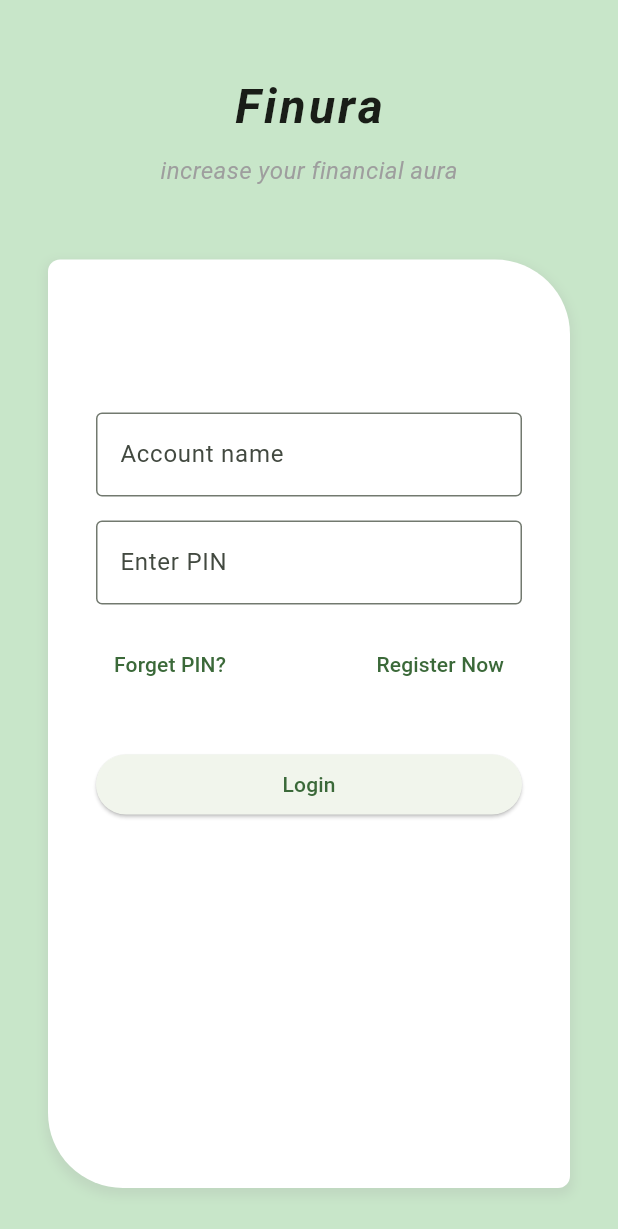
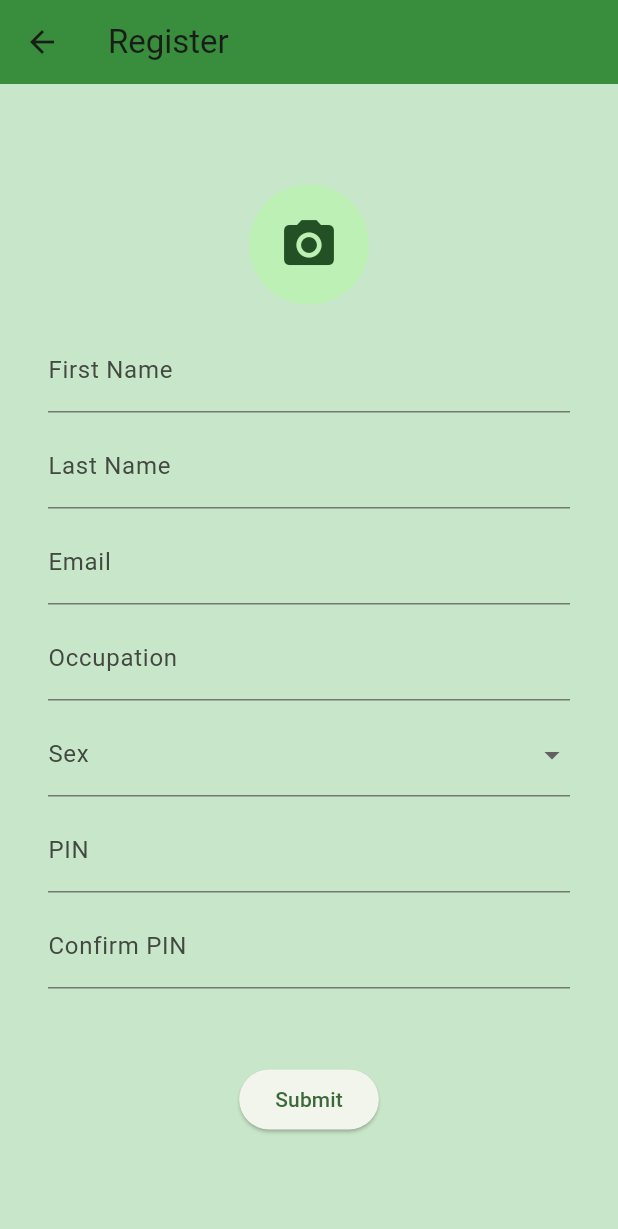
Before and after one commit to Saqlain-mushtaq-alamin/Finura, a Flutter app: the screen it shows after launch, after a tap on "Register Now", on a phone screen of 412 x 824 dp. Shown: the top 1229 px of the screen. Run offline on Flutter 3.47's test engine with Material 3 defaults, Android fonts, the phone set to English and light mode, and no system bars; our stand-ins replace image_picker.

Commit message:
inital completed of register page for frontend

```diff
--- a/finura_frontend/lib/views/login.dart
+++ b/finura_frontend/lib/views/login.dart
@@ -1,3 +1,4 @@
+import 'package:finura_frontend/views/registerPage.dart';
 import 'package:flutter/material.dart';
 
 class LoginPage extends StatelessWidget {
@@ -93,7 +94,14 @@ class LoginPage extends StatelessWidget {
                                 child: const Text('Forget PIN?'),
                               ),
                               TextButton(
-                                onPressed: () {},
+                                onPressed: () {
+                                  Navigator.push(
+                                    context,
+                                    MaterialPageRoute(
+                                      builder: (context) => RegisterPage(),
+                                    ),
+                                  );
+                                },
                                 child: const Text('Register Now'),
                               ),
                             ],
--- a/finura_frontend/lib/views/registerPage.dart
+++ b/finura_frontend/lib/views/registerPage.dart
@@ -0,0 +1,156 @@
+import 'package:flutter/material.dart';
+import 'package:image_picker/image_picker.dart';
+import 'dart:io';
+
+class RegisterPage extends StatefulWidget {
+  const RegisterPage({Key? key}) : super(key: key);
+
+  @override
+  State<RegisterPage> createState() => _RegisterPageState();
+}
+
+class _RegisterPageState extends State<RegisterPage> {
+  final _formKey = GlobalKey<FormState>();
+  final TextEditingController _firstNameController = TextEditingController();
+  final TextEditingController _lastNameController = TextEditingController();
+  final TextEditingController _emailController = TextEditingController();
+  final TextEditingController _occupationController = TextEditingController();
+  final TextEditingController _pinController = TextEditingController();
+  final TextEditingController _confirmPinController = TextEditingController();
+
+  String? _selectedSex;
+  File? _photo;
+
+  Future<void> _pickPhoto() async {
+    final picker = ImagePicker();
+    final pickedFile = await picker.pickImage(source: ImageSource.gallery);
+
+    if (pickedFile != null) {
+      setState(() {
+        _photo = File(pickedFile.path);
+      });
+    }
+  }
+
+  void _submit() {
+    if (_formKey.currentState!.validate()) {
+      // Handle registration logic here
+      ScaffoldMessenger.of(
+        context,
+      ).showSnackBar(const SnackBar(content: Text('Registration submitted!')));
+    }
+  }
+
+  @override
+  Widget build(BuildContext context) {
+    return Scaffold(
+      appBar: AppBar(
+        title: const Text('Register'),
+        backgroundColor: Colors.green[700],
+         // Fixed invalid shade
+      ),
+      body: Container(
+        width: double.infinity,
+        color: Colors.green[100], // Fixed invalid shade
+        alignment: Alignment.center,
+
+
+
+        child: SingleChildScrollView(
+          padding: const EdgeInsets.all(32),
+          child: Form(
+            key: _formKey,
+            child: Column(
+              children: [
+                GestureDetector(
+                  onTap: _pickPhoto,
+                  child: CircleAvatar(
+                    radius: 40,
+                    backgroundImage: _photo != null ? FileImage(_photo!) : null,
+                    child: _photo == null
+                        ? const Icon(Icons.camera_alt, size: 40)
+                        : null,
+                  ),
+                ),
+                const SizedBox(height: 16),
+                TextFormField(
+                  controller: _firstNameController,
+                  decoration: const InputDecoration(labelText: 'First Name'),
+                  validator: (value) => value == null || value.isEmpty
+                      ? 'Enter first name'
+                      : null,
+                ),
+                const SizedBox(height: 8),
+                TextFormField(
+                  controller: _lastNameController,
+                  decoration: const InputDecoration(labelText: 'Last Name'),
+                  validator: (value) =>
+                      value == null || value.isEmpty ? 'Enter last name' : null,
+                ),
+                const SizedBox(height: 8),
+                TextFormField(
+                  controller: _emailController,
+                  decoration: const InputDecoration(labelText: 'Email'),
+                  keyboardType: TextInputType.emailAddress,
+                  validator: (value) =>
+                      value == null || value.isEmpty ? 'Enter email' : null,
+                ),
+                const SizedBox(height: 8),
+                TextFormField(
+                  controller: _occupationController,
+                  decoration: const InputDecoration(labelText: 'Occupation'),
+                  validator: (value) => value == null || value.isEmpty
+                      ? 'Enter occupation'
+                      : null,
+                ),
+                const SizedBox(height: 8),
+                DropdownButtonFormField<String>(
+                  value: _selectedSex,
+                  decoration: const InputDecoration(labelText: 'Sex'),
+                  items: const [
+                    DropdownMenuItem(value: 'Male', child: Text('Male')),
+                    DropdownMenuItem(value: 'Female', child: Text('Female')),
+                    DropdownMenuItem(value: 'Other', child: Text('Other')),
+                  ],
+                  onChanged: (value) {
+                    setState(() {
+                      _selectedSex = value;
+                    });
+                  },
+                  validator: (value) => value == null ? 'Select sex' : null,
+                ),
+                const SizedBox(height: 8),
+                TextFormField(
+                  controller: _pinController,
+                  decoration: const InputDecoration(labelText: 'PIN'),
+                  obscureText: true,
+                  keyboardType: TextInputType.number,
+                  validator: (value) =>
+                      value == null || value.isEmpty ? 'Enter PIN' : null,
+                ),
+                const SizedBox(height: 8),
+                TextFormField(
+                  controller: _confirmPinController,
+                  decoration: const InputDecoration(labelText: 'Confirm PIN'),
+                  obscureText: true,
+                  keyboardType: TextInputType.number,
+                  validator: (value) {
+                    if (value == null || value.isEmpty) {
+                      return 'Confirm your PIN';
+                    }
+                    if (value != _pinController.text) {
+                      return 'PINs do not match';
+                    }
+                    return null;
+                  },
+                ),
+                const SizedBox(height: 50),
+                ElevatedButton(onPressed: _submit, child: const Text('Submit')),
+              ],
+            ),
+          ),
+        ),
+      ),
+    );
+  }
+}
--- a/finura_frontend/pubspec.yaml
+++ b/finura_frontend/pubspec.yaml
@@ -34,6 +34,8 @@ dependencies:
   # The following adds the Cupertino Icons font to your application.
   # Use with the CupertinoIcons class for iOS style icons.
   cupertino_icons: ^1.0.8
+  image_picker: ^1.0.4 # For picking images from the gallery or camera
+  permission_handler: ^11.0.0
 
 dev_dependencies:
   flutter_test:
```
Also changed, not shown: finura_frontend/flutter_01.png (added), finura_frontend/flutter_02.png (added), finura_frontend/flutter_03.png (added), finura_frontend/flutter_04.png (added), finura_frontend/pubspec.lock, 5 other files.
